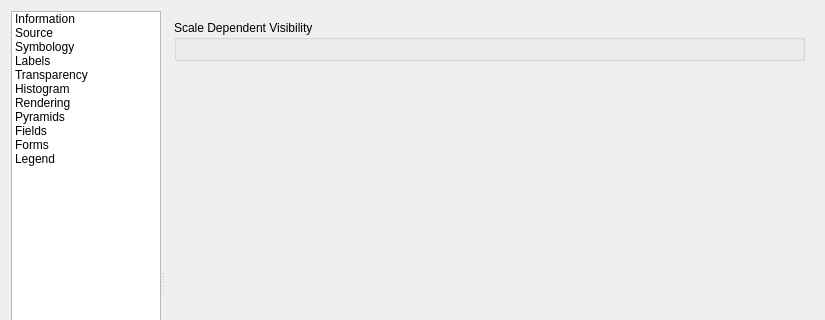
Before: the Qt Designer form qps/ui/layerpropertiesdialog.ui in EnMAP-Box/qgispluginsupport, drawn with Qt 5; both pictures show x 0 to 825 and y 0 to 320 of the 825 by 588 pixel window.
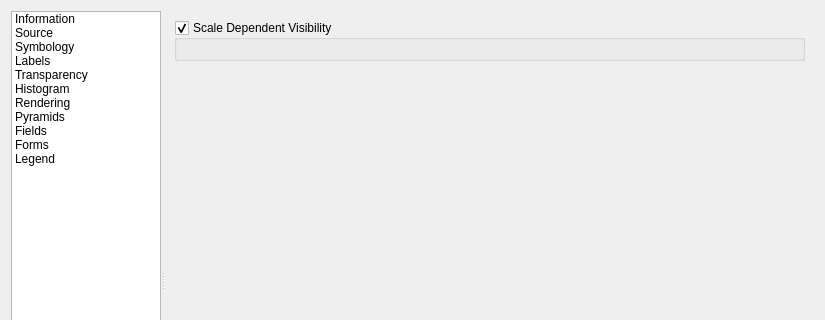
After: the same form once the commit is applied. The open tabs and pages were chosen to show the change. Icons and pictures are not drawn. Custom widgets are drawn as their Qt base class.

Commit message: added qps/ui/icons/edit_gdal_metadata.svg fixed layerpropertiesdialog.py added GDALMetadataModelTreeView added snippets/QgsRendererRasterPropertiesWidget_bug

What changed in the file:
```diff
--- a/qps/ui/layerpropertiesdialog.ui
+++ b/qps/ui/layerpropertiesdialog.ui
@@ -438,6 +438,9 @@
              <property name="title">
               <string>Scale Dependent Visibility</string>
              </property>
+             <property name="checkable">
+              <bool>true</bool>
+             </property>
              <layout class="QVBoxLayout" name="verticalLayout_13">
               <item>
                <widget class="QgsScaleRangeWidget" name="mScaleRangeWidget"/>
```
Left out of the diff: 13 changed lines with no effect on the pictures. The commit also changes 7 other files.
